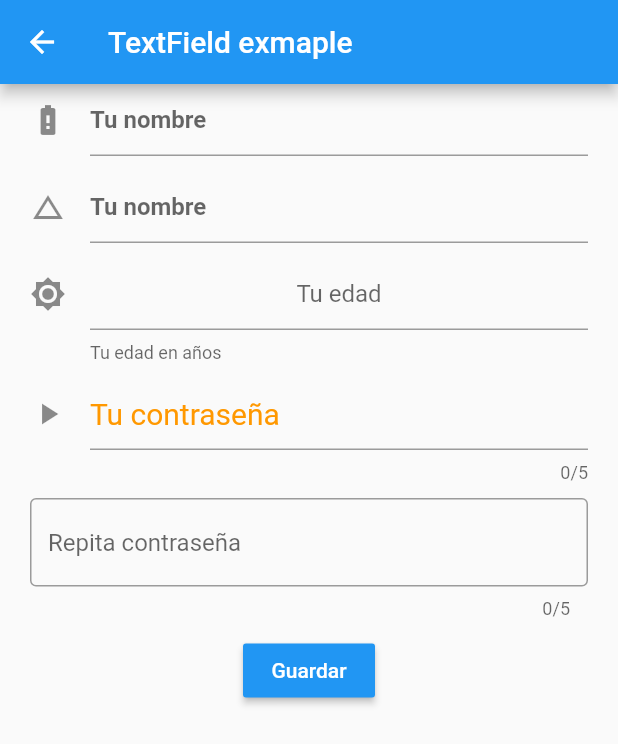
After one commit to klauscj1/capacitacion_icreativa_flutter, a Flutter app: the TextFieldPage screen opened directly, after a tap on "Guardar", on a phone screen of 412 x 824 dp. The commit adds this screen. Shown: the top 744 px of the screen. Run offline on Flutter 3.47's test engine with Material 2 defaults, Android fonts, the phone set to English and light mode, and no system bars; our stand-ins replace math_expressions, rxdart.

Commit message:
manejo de textfields

```diff
--- a/lib/bloc/bloc_page_bloc.dart
+++ b/lib/bloc/bloc_page_bloc.dart
@@ -8,7 +8,15 @@ class BlocPageBloc {
   Function(int) get cambiarContador => _contadorController.sink.add;
   int get contador => _contadorController.value;
 
+  //controlador para una variable string desde un textfield
+
+  final _nombreController = BehaviorSubject<String>();
+  Stream<String> get nombreStream => _nombreController.stream;
+  Function(String) get cambiarNombre => _nombreController.sink.add;
+  String get nombre => _nombreController.value;
+
   dispose() {
     _contadorController?.close();
+    _nombreController?.close();
   }
 }
--- a/lib/bloc/provider.dart
+++ b/lib/bloc/provider.dart
@@ -2,8 +2,10 @@ import 'package:clase_2/bloc/bloc_page_bloc.dart';
 import 'package:flutter/material.dart';
 
 class Provider extends InheritedWidget {
+  final contadorBloc = BlocPageBloc();
+
+  //patron singleton
   static Provider _instancia;
-  final contadorBloc = BlocPageBloc();
 
   factory Provider({Key key, Widget child}) {
     if (_instancia == null) {
--- a/lib/ui/pages/bloc_page.dart
+++ b/lib/ui/pages/bloc_page.dart
@@ -7,7 +7,7 @@ class BlocPage extends StatelessWidget {
   Widget build(BuildContext context) {
     print('se redibuja');
     final bloc = Provider.getContadorBloc(context);
-    bloc.cambiarContador(0);
+    //bloc.cambiarContador(0);
     return Scaffold(
       appBar: AppBar(
         title: Text('Bloc page'),
@@ -26,7 +26,7 @@ class BlocPage extends StatelessWidget {
     return Center(
       child: StreamBuilder(
         stream: bloc.contadorStream,
-        //initialData: 0,
+        initialData: 0,
         builder: (BuildContext context, AsyncSnapshot<int> snapshot) {
           if (snapshot.hasError) {
             return Text('Error');
--- a/lib/ui/pages/menu_page.dart
+++ b/lib/ui/pages/menu_page.dart
@@ -6,6 +6,7 @@ import 'package:clase_2/ui/pages/home_page.dart';
 import 'package:clase_2/ui/pages/list_page.dart';
 import 'package:clase_2/ui/pages/lista_page.dart';
 import 'package:clase_2/ui/pages/sin_estado.dart';
+import 'package:clase_2/ui/pages/textfield_page.dart';
 import 'package:clase_2/ui/widgets/menu_item_widget.dart';
 import 'package:flutter/material.dart';
 
@@ -69,6 +70,12 @@ class MenuPage extends StatelessWidget {
               titulo: 'Bloc Page ',
               subtitulo: 'Ejemplo basico de bloc page',
             ),
+            MenuItem(
+              pagina: TextFieldPage(),
+              leading: 'TP',
+              titulo: 'TextField widget ',
+              subtitulo: 'Ejemplo basico textfield',
+            ),
           ],
         ),
       ),
--- /dev/null
+++ b/lib/ui/pages/textfield_page.dart
@@ -0,0 +1,186 @@
+import 'package:clase_2/bloc/provider.dart';
+import 'package:flutter/material.dart';
+
+class TextFieldPage extends StatefulWidget {
+  TextFieldPage({Key key}) : super(key: key);
+
+  @override
+  _TextFieldPageState createState() => _TextFieldPageState();
+}
+
+class _TextFieldPageState extends State<TextFieldPage> {
+  TextEditingController _nombreController = TextEditingController();
+  TextEditingController _edadontroller = TextEditingController();
+  TextEditingController _contrasenaController = TextEditingController();
+  TextEditingController _contrasena2Controller = TextEditingController();
+
+  @override
+  Widget build(BuildContext context) {
+    final bloc = Provider.getContadorBloc(context);
+    return Scaffold(
+      appBar: AppBar(
+        title: Text('TextField exmaple'),
+      ),
+      body: Padding(
+        padding: const EdgeInsets.symmetric(horizontal: 20.0),
+        child: Column(
+          children: [
+            TextField(
+              keyboardType: TextInputType.text,
+              decoration: InputDecoration(
+                  hintText: 'Tu nombre', icon: Icon(Icons.battery_alert)),
+              textCapitalization: TextCapitalization.characters,
+              style: TextStyle(color: Colors.red, fontWeight: FontWeight.bold),
+              onChanged: bloc.cambiarNombre,
+            ),
+            SizedBox(
+              height: 10,
+            ),
+            TextField(
+              controller: _nombreController,
+              keyboardType: TextInputType.text,
+              decoration: InputDecoration(
+                  hintText: 'Tu nombre', icon: Icon(Icons.change_history)),
+              textCapitalization: TextCapitalization.characters,
+              style: TextStyle(color: Colors.red, fontWeight: FontWeight.bold),
+              cursorColor: Colors.red,
+              cursorRadius: Radius.circular(16.0),
+              cursorWidth: 16.0,
+              onChanged: (value) {
+                print(value);
+              },
+            ),
+            SizedBox(
+              height: 10,
+            ),
+            TextField(
+              controller: _edadontroller,
+              keyboardType: TextInputType.number,
+              decoration: InputDecoration(
+                  hintText: 'Tu edad',
+                  icon: Icon(Icons.brightness_high),
+                  helperText: 'Tu edad en años'),
+              textAlign: TextAlign.center,
+              //autofocus: true,
+            ),
+            SizedBox(
+              height: 10,
+            ),
+            TextField(
+              controller: _contrasenaController,
+              obscureText: true,
+              keyboardType: TextInputType.text,
+              decoration: InputDecoration(
+                hintText: 'Tu contraseña',
+                hintStyle: TextStyle(fontSize: 20, color: Colors.orange),
+                icon: Icon(Icons.play_arrow),
+              ),
+              maxLength: 5,
+              //autofocus: true,
+            ),
+            SizedBox(
+              height: 10,
+            ),
+            TextField(
+              controller: _contrasena2Controller,
+              obscureText: true,
+              keyboardType: TextInputType.text,
+              decoration: InputDecoration(
+                  hintText: 'Repita contraseña',
+                  // icon: Icon(Icons.play_arrow),
+                  border: OutlineInputBorder()),
+              maxLength: 5,
+              //autofocus: true,
+            ),
+            SizedBox(
+              height: 10,
+            ),
+            RaisedButton(
+              onPressed: () {
+                print('tengo que sacar los datos de los textfields');
+
+                print('el nombre bloc es: ${bloc.nombre}');
+                print('el nombre es: ${_nombreController.text}');
+                print('el edad es: ${_edadontroller.text}');
+                print('el constrasena es: ${_contrasenaController.text}');
+                print('el constrasena2 es: ${_contrasenaController.text}');
+                if (_contrasenaController.text == _contrasena2Controller.text) {
+                  showDialog(
+                      barrierDismissible: false,
+                      context: context,
+                      builder: (context) {
+                        return AlertDialog(
+                          title: Text('Success'),
+                          content: Row(
+                            children: [
+                              Icon(
+                                Icons.check,
+                                color: Colors.blue,
+                              ),
+                              SizedBox(
+                                width: 20,
+                              ),
+                              Text('Tienes acceso')
+                            ],
+                          ),
+                          actions: [
+                            RaisedButton(
+                              color: Colors.blue,
+                              onPressed: () {
+                                Navigator.pop(context);
+                              },
+                              child: Text(
+                                'Aceptar',
+                                style: TextStyle(color: Colors.white),
+                              ),
+                            )
+                          ],
+                        );
+                      });
+                } else {
+                  showDialog(
+                      barrierDismissible: false,
+                      context: context,
+                      builder: (context) {
+                        return AlertDialog(
+                          title: Text('Error'),
+                          content: Row(
+                            children: [
+                              Icon(
+                                Icons.close,
+                                color: Colors.red,
+                              ),
+                              SizedBox(
+                                width: 20,
+                              ),
+                              Text('Las contrasenas no son iguales')
+                            ],
+                          ),
+                          actions: [
+                            RaisedButton(
+                              color: Colors.red,
+                              onPressed: () {
+                                Navigator.pop(context);
+                              },
+                              child: Text(
+                                'Aceptar',
+                                style: TextStyle(color: Colors.white),
+                              ),
+                            )
+                          ],
+                        );
+                      });
+                }
+              },
+              child: Text(
+                'Guardar',
+                style: TextStyle(color: Colors.white),
+              ),
+              color: Colors.blue,
+            )
+          ],
+        ),
+      ),
+    );
+  }
+}
```
